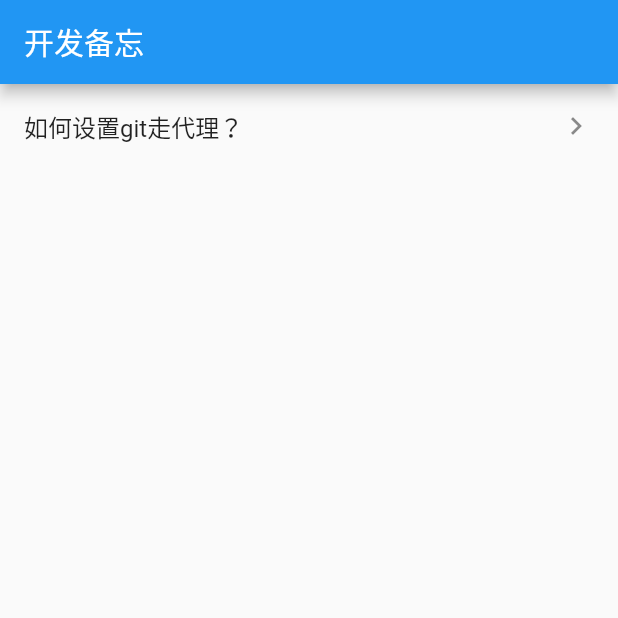
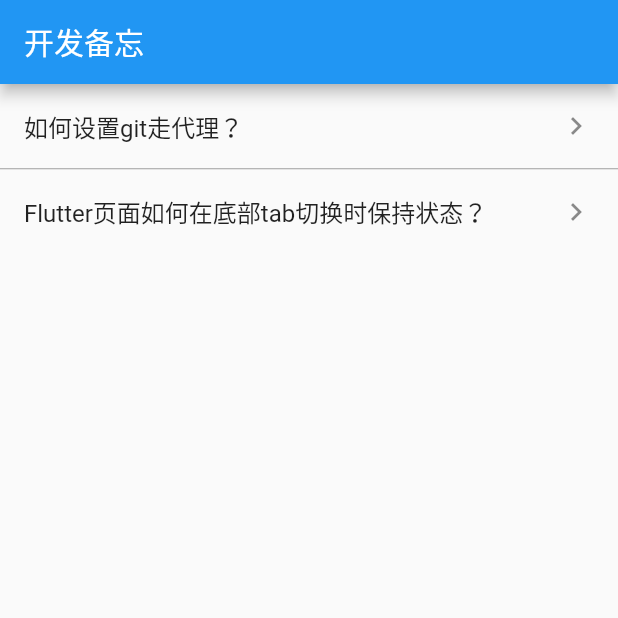
Before and after one commit to flywo/FlutterWidgetUseExample, a Flutter app: the Dev screen opened directly, on a phone screen of 412 x 824 dp, the top half of it. Run offline on Flutter 3.47's test engine with Material 2 defaults, Android fonts, the phone set to English and light mode, and no system bars; our stand-ins replace flutter_markdown, image_picker; missing offline and left inert: city_pickers, flutter_webview_plugin, loading_indicator_view, widget_with_codeview.

Commit message:
添加内容

````diff
--- a/flutter_widget_use/lib/Dev/Dev.dart
+++ b/flutter_widget_use/lib/Dev/Dev.dart
@@ -6,6 +6,7 @@
 import 'package:flutter/cupertino.dart';
 import 'package:flutter/material.dart';
 import 'package:flutter_widget_use/Dev/GitProxy/GitProxy.dart';
+import 'package:flutter_widget_use/Dev/KeepAlive/KeepAlive.dart';
 
 class Dev extends StatelessWidget {
   @override
@@ -16,6 +17,22 @@ class Dev extends StatelessWidget {
       ),
       body: ListView.separated(
           itemBuilder: (context, index) {
+            if (index == 1) {
+              return ListTile(
+                title: Text("Flutter页面如何在底部tab切换时保持状态？"),
+                trailing: Icon(Icons.keyboard_arrow_right),
+                onTap: () {
+                  Navigator.of(context).push(MaterialPageRoute(builder: (context) {
+                    return Scaffold(
+                      appBar: AppBar(
+                        title: Text("Flutter页面如何在底部tab切换时保持状态？"),
+                      ),
+                      body: MyKeepAlive(),
+                    );
+                  }));
+                },
+              );
+            }
             return ListTile(
               title: Text("如何设置git走代理？"),
               trailing: Icon(Icons.keyboard_arrow_right),
@@ -37,7 +54,7 @@ class Dev extends StatelessWidget {
               color: Colors.grey[500],
             );
           },
-          itemCount: 1
+          itemCount: 2
       ),
     );
   }
--- /dev/null
+++ b/flutter_widget_use/lib/Dev/KeepAlive/KeepAlive.dart
@@ -0,0 +1,26 @@
+import 'package:flutter/cupertino.dart';
+import 'package:flutter_markdown/flutter_markdown.dart';
+
+/// @ClassName KeepAlive
+/// @Description 页面如何在底部tab切换时保持状态
+/// @Author YuHua
+/// @Date 2021-03-03 11:25 AM
+
+
+const content = """
+## Flutter页面如何在底部tab切换时保持状态？
+> 页面的state实现AutomaticKeepAliveClientMixin，wantKeepAlive返回true即可。
+```
+class _MineTabState extends State<MineTab> with AutomaticKeepAliveClientMixin {
+  @override
+  bool get wantKeepAlive => true;
+}
+```
+""";
+
+class MyKeepAlive extends StatelessWidget {
+  @override
+  Widget build(BuildContext context) {
+    return Markdown(data: content);
+  }
+}
--- /dev/null
+++ b/flutter_widget_use/lib/More/EventBus/EventBus.dart
@@ -0,0 +1,61 @@
+import 'package:flutter/cupertino.dart';
+import 'package:flutter_markdown/flutter_markdown.dart';
+
+/// @ClassName EventBus
+/// @Description TODO
+/// @Author YuHua
+/// @Date 2021-03-03 10:13 AM
+
+
+const content = """
+## 如何使用event_bus？
+> 1.定义出事件类
+```
+/// 创建事件总线
+EventBus eventBus = EventBus();
+
+///刷新首頁
+class HeavyBrush {
+  String routerType;
+
+  // 全局重刷节点列表事件
+  HeavyBrush(this.routerType);
+}
+```
+> 2.在需要的地方监听，一般是在initState方法内
+```
+// 定义出属性
+StreamSubscription _stateSubscription;
+
+// initState方法内监听
+void initState() {
+    super.initState();
+    // ///添加监听者 列表变动
+    _stateSubscription = eventBus.on<HeavyBrush>().listen((event) {
+      if (event.routerType == '首页') {
+        _refreshChildView();
+      }
+    });
+  }
+```
+> 3.有事件的地方，发出事件
+```
+eventBus.fire(OrderScreenRefresh(_orderType, _isOvertime, _isAbnormal, _isTransaction, _isResources));
+```
+> 4.界面释放时，取消监听
+```
+void dispose() {
+    if (null != _stateSubscription) {
+      _stateSubscription.cancel();
+    }
+    super.dispose();
+  }
+```
+""";
+
+class MyEventBus extends StatelessWidget {
+  @override
+  Widget build(BuildContext context) {
+    return Markdown(data: content);
+  }
+}
````
Also changed, not shown: flutter_widget_use/lib/More/More.dart (+17 -1 lines).
